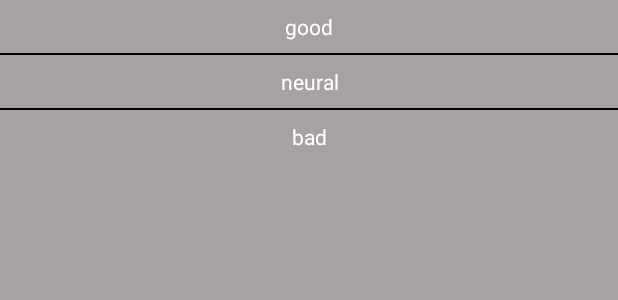
After one commit to xiuyi007/Android_learning, an Android app: the layout layout_pop.xml on its own in the app's theme, with its tools: preview values and no code run, on a phone screen of 412 x 824 dp. The commit adds this screen. Shown: the top 300 px of the screen. Run offline under Robolectric (Android 15) with nearby library versions, the phone set to English and light mode, and no system bars.

Commit message:
add PopupWindow

```diff
--- a/app/src/main/res/layout/activity_ui.xml
+++ b/app/src/main/res/layout/activity_ui.xml
@@ -262,4 +262,9 @@
         android:layout_height="wrap_content"
         android:id="@+id/btn_custom_dialog"
         android:text="CUSTOMDIALOG" />
+    <Button
+        android:layout_width="match_parent"
+        android:layout_height="wrap_content"
+        android:id="@+id/btn_popup"
+        android:text="POPUPWINDOW" />
 </LinearLayout>
--- /dev/null
+++ b/app/src/main/res/layout/layout_pop.xml
@@ -0,0 +1,40 @@
+<?xml version="1.0" encoding="utf-8"?>
+<LinearLayout xmlns:android="http://schemas.android.com/apk/res/android"
+    android:orientation="vertical"
+    android:layout_width="match_parent"
+    android:layout_height="match_parent"
+    android:background="#A7A2A2">
+    <TextView
+        android:layout_width="match_parent"
+        android:layout_height="wrap_content"
+        android:id="@+id/tv_good"
+        android:text="good"
+        android:textColor="#ffffff"
+        android:gravity="center"
+        android:padding="8dp" />
+    <View
+        android:layout_width="match_parent"
+        android:layout_height="1dp"
+        android:background="@color/black"/>
+    <TextView
+        android:layout_width="match_parent"
+        android:layout_height="wrap_content"
+        android:id="@+id/tv_neural"
+        android:textColor="#ffffff"
+        android:text="neural"
+        android:gravity="center"
+        android:padding="8dp" />
+    <View
+        android:layout_width="match_parent"
+        android:layout_height="1dp"
+        android:background="@color/black"/>
+
+    <TextView
+        android:layout_width="match_parent"
+        android:layout_height="wrap_content"
+        android:id="@+id/tv_bad"
+        android:textColor="#ffffff"
+        android:text="bad"
+        android:gravity="center"
+        android:padding="8dp" />
+</LinearLayout>
```
Also changed, not shown: app/src/main/AndroidManifest.xml (+7 -0 lines), app/src/main/java/com/li/myapplication/PopupWindowActivity.java (added, +43 -0 lines), app/src/main/java/com/li/myapplication/UIActivity.java (+7 -0 lines), app/src/main/res/layout/activity_popup_window.xml (added, +14 -0 lines).
